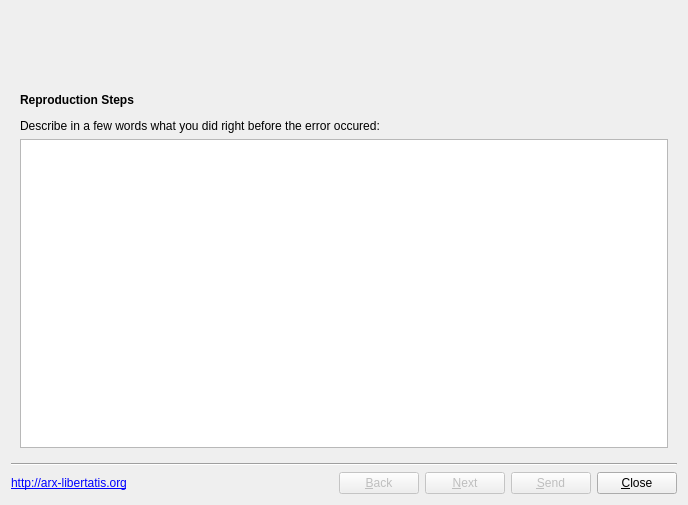
Before: the Qt Designer form tools/crashreporter/ui/ErrorReportDialog.ui in arx/ArxLibertatis, drawn with Qt 5.
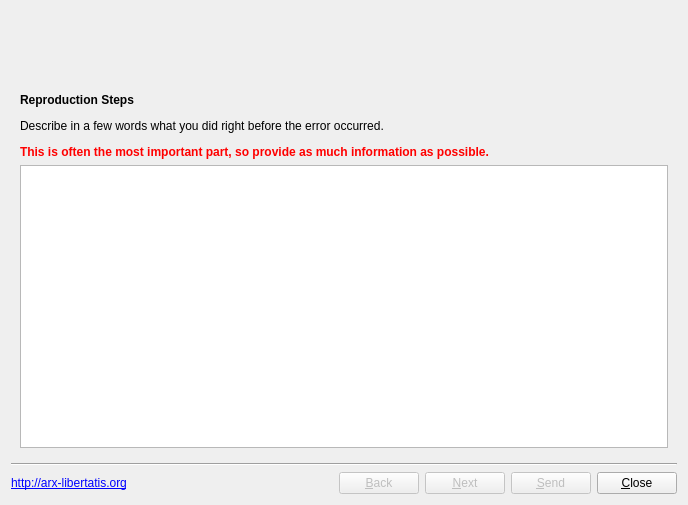
After: the same form once the commit is applied. The open tabs and pages were chosen to show the change. Icons and pictures are not drawn.

Commit message: crashreporter: Ask users to provide detailed info

Patch:
```diff
--- a/tools/crashreporter/ui/ErrorReportDialog.ui
+++ b/tools/crashreporter/ui/ErrorReportDialog.ui
@@ -381,7 +381,7 @@
        <item>
         <widget class="QLabel" name="lblReproSteps">
          <property name="text">
-          <string>&lt;html&gt;&lt;head/&gt;&lt;body&gt;&lt;p&gt;&lt;span style=&quot; font-size:9pt; font-weight:600;&quot;&gt;Reproduction Steps&lt;/span&gt;&lt;/p&gt;&lt;p&gt;Describe in a few words what you did right before the error occured:&lt;/p&gt;&lt;/body&gt;&lt;/html&gt;</string>
+          <string>&lt;html&gt;&lt;head/&gt;&lt;body&gt;&lt;p&gt;&lt;span style=&quot; font-size:9pt; font-weight:600;&quot;&gt;Reproduction Steps&lt;/span&gt;&lt;/p&gt;&lt;p&gt;Describe in a few words what you did right before the error occurred.&lt;/p&gt;&lt;p&gt;&lt;span style=&quot;color: red;&quot;&gt;&lt;b&gt;This is often the most important part, so provide as much information as possible.&lt;/b&gt;&lt;/span&gt;&lt;/p&gt;&lt;/body&gt;&lt;/html&gt;</string>
          </property>
         </widget>
        </item>
```
